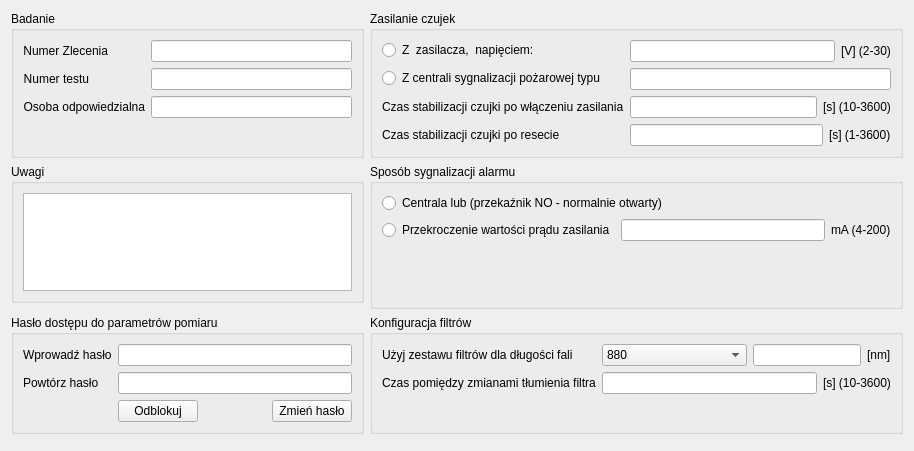
This is CzujkiLinioweApp/parametrybadaniaogolnedlg.ui in wiacekmarcin/CzujkiLiniowe as Qt 5 draws it before an edit. The edited form follows.
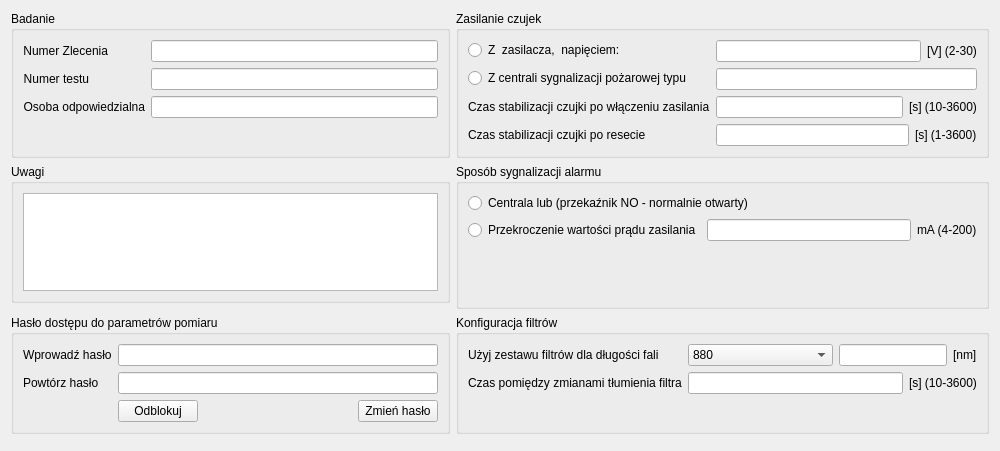
This is the edited form.

```diff
--- a/CzujkiLinioweApp/parametrybadaniaogolnedlg.ui
+++ b/CzujkiLinioweApp/parametrybadaniaogolnedlg.ui
@@ -6,10 +6,22 @@
    <rect>
     <x>0</x>
     <y>0</y>
-    <width>914</width>
+    <width>1000</width>
     <height>451</height>
    </rect>
   </property>
+  <property name="minimumSize">
+   <size>
+    <width>1000</width>
+    <height>450</height>
+   </size>
+  </property>
+  <property name="maximumSize">
+   <size>
+    <width>1920</width>
+    <height>1200</height>
+   </size>
+  </property>
   <property name="windowTitle">
    <string>Dialog</string>
   </property>
```
